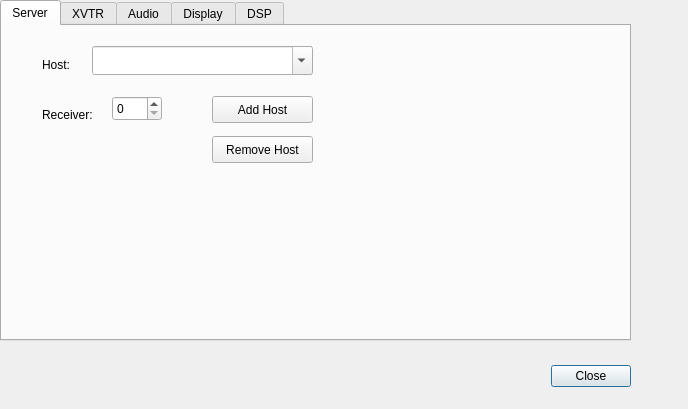
Qt form trunk/src/QtRadio/Configure.ui (alexlee188/ghpsdr3-alex) before a commit.
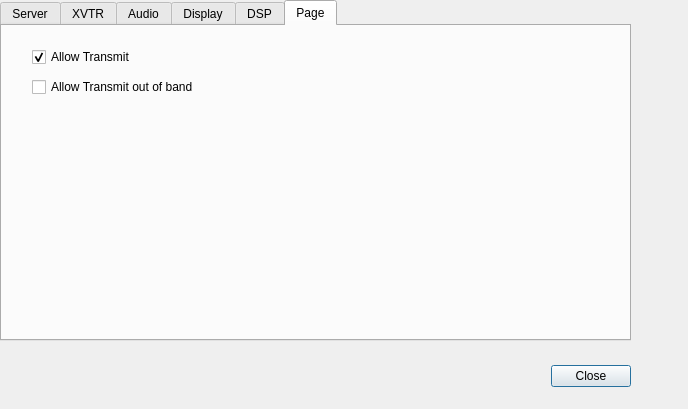
The same form after that commit.

Diff of the .ui file:
```diff
--- a/trunk/src/QtRadio/Configure.ui
+++ b/trunk/src/QtRadio/Configure.ui
@@ -39,7 +39,7 @@
     </rect>
    </property>
    <property name="currentIndex">
-    <number>0</number>
+    <number>5</number>
    </property>
    <widget class="QWidget" name="Server">
     <attribute name="title">
@@ -1118,6 +1118,40 @@
      </widget>
     </widget>
    </widget>
+   <widget class="QWidget" name="Transmit">
+    <attribute name="title">
+     <string>Page</string>
+    </attribute>
+    <widget class="QCheckBox" name="allowTx">
+     <property name="geometry">
+      <rect>
+       <x>30</x>
+       <y>20</y>
+       <width>141</width>
+       <height>22</height>
+      </rect>
+     </property>
+     <property name="text">
+      <string>Allow Transmit</string>
+     </property>
+     <property name="checked">
+      <bool>true</bool>
+     </property>
+    </widget>
+    <widget class="QCheckBox" name="allowTxOOB">
+     <property name="geometry">
+      <rect>
+       <x>30</x>
+       <y>50</y>
+       <width>211</width>
+       <height>22</height>
+      </rect>
+     </property>
+     <property name="text">
+      <string>Allow Transmit out of band</string>
+     </property>
+    </widget>
+   </widget>
   </widget>
  </widget>
  <resources/>
```
